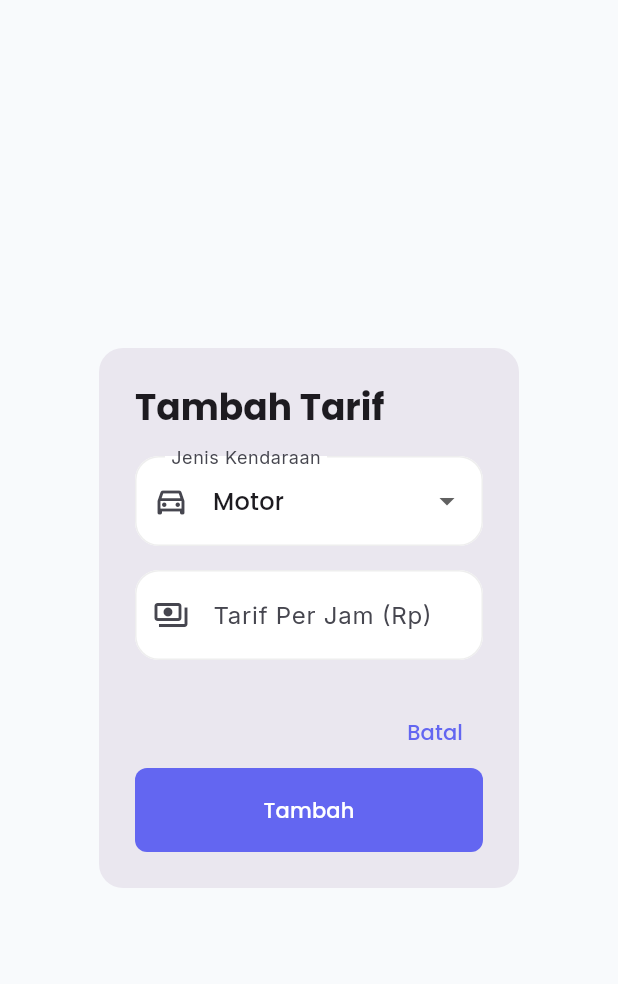
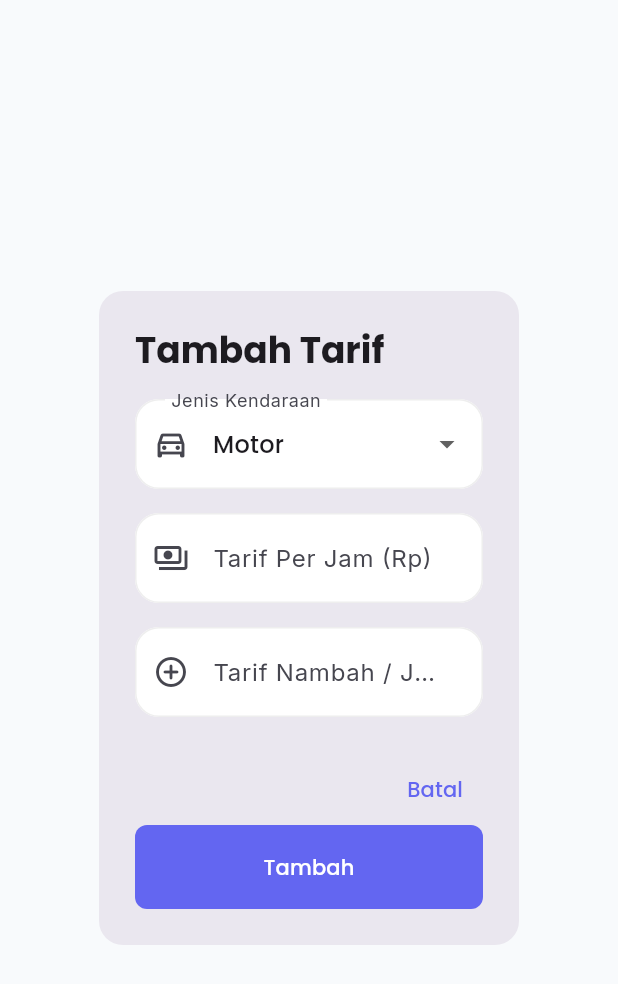
Before and after one commit to Asyrof12/frontend_parkir, a Flutter app: the TarifFormDialog widget shown alone on an empty page, opened directly with empty values, on a phone screen of 412 x 824 dp. Shown: the top 984 px of the screen. Run offline on Flutter 3.47's test engine with Material 3 defaults, Android fonts, the phone set to English and light mode, and no system bars; our stand-ins replace flutter_animate, google_fonts, pdf, printing, shared_preferences; accounts and stored records are empty; network calls fail.

Commit message:
fix tarif petugas

```diff
--- a/lib/models/tarif_model.dart
+++ b/lib/models/tarif_model.dart
@@ -2,11 +2,13 @@ class TarifModel {
   final int idTarif;
   final String jenisKendaraan;
   final int tarifPerJam;
+  final int tarifNambah;
 
   TarifModel({
     required this.idTarif,
     required this.jenisKendaraan,
     required this.tarifPerJam,
+    required this.tarifNambah,
   });
 
   factory TarifModel.fromJson(Map<String, dynamic> json) {
@@ -29,6 +31,9 @@ class TarifModel {
       tarifPerJam: parseInt(
         json['tarif_per_jam'] ?? json['tarifPerJam'] ?? json['tarif'],
       ),
+      tarifNambah: parseInt(
+        json['tarif_nambah'] ?? json['tarifNambah'] ?? 0,
+      ),
     );
   }
 
@@ -37,6 +42,7 @@ class TarifModel {
       'id_tarif': idTarif,
       'jenis_kendaraan': jenisKendaraan,
       'tarif_per_jam': tarifPerJam,
+      'tarif_nambah': tarifNambah,
     };
   }
 
--- a/lib/screens/admin/tarif_management_screen.dart
+++ b/lib/screens/admin/tarif_management_screen.dart
@@ -193,13 +193,25 @@ class _TarifManagementScreenState extends State<TarifManagementScreen> {
                               ),
                               subtitle: Padding(
                                 padding: const EdgeInsets.only(top: 4),
-                                child: Text(
-                                  '${tarif.formattedTarif}/jam',
-                                  style: TextStyle(
-                                    color: AppColors.primary,
-                                    fontWeight: FontWeight.w600,
-                                    fontSize: 15,
-                                  ),
+                                child: Column(
+                                  crossAxisAlignment: CrossAxisAlignment.start,
+                                  children: [
+                                    Text(
+                                      'Awal: ${tarif.formattedTarif}',
+                                      style: TextStyle(
+                                        color: AppColors.primary,
+                                        fontWeight: FontWeight.w600,
+                                        fontSize: 14,
+                                      ),
+                                    ),
+                                    Text(
+                                      'Nambah: Rp ${tarif.tarifNambah}/jam',
+                                      style: const TextStyle(
+                                        color: Colors.grey,
+                                        fontSize: 12,
+                                      ),
+                                    ),
+                                  ],
                                 ),
                               ),
                               trailing: PopupMenuButton(
@@ -263,6 +275,7 @@ class _TarifFormDialogState extends State<TarifFormDialog> {
   final _formKey = GlobalKey<FormState>();
   String? _selectedJenis;
   late TextEditingController _tarifController;
+  late TextEditingController _nambahController;
   bool _isLoading = false;
 
   @override
@@ -271,6 +284,9 @@ class _TarifFormDialogState extends State<TarifFormDialog> {
 
     _tarifController = TextEditingController(
       text: widget.tarif?.tarifPerJam.toString() ?? '',
+    );
+    _nambahController = TextEditingController(
+      text: widget.tarif?.tarifNambah.toString() ?? '',
     );
 
     if (widget.tarif != null) {
@@ -288,6 +304,7 @@ class _TarifFormDialogState extends State<TarifFormDialog> {
   @override
   void dispose() {
     _tarifController.dispose();
+    _nambahController.dispose();
     super.dispose();
   }
 
@@ -305,6 +322,7 @@ class _TarifFormDialogState extends State<TarifFormDialog> {
     final data = {
       'jenis_kendaraan': _selectedJenis,
       'tarif_per_jam': int.parse(_tarifController.text),
+      'tarif_nambah': int.parse(_nambahController.text),
     };
 
     final result = widget.tarif == null
@@ -388,6 +406,21 @@ class _TarifFormDialogState extends State<TarifFormDialog> {
               validator: (value) =>
                   FormValidators.positiveNumber(value, 'Tarif'),
             ),
+            const SizedBox(height: 16),
+            TextFormField(
+              controller: _nambahController,
+              decoration: InputDecoration(
+                labelText: 'Tarif Nambah / Jam (Rp)',
+                prefixIcon: const Icon(Icons.add_circle_outline_rounded),
+                hintText: 'Contoh: 1000',
+                border: OutlineInputBorder(
+                  borderRadius: BorderRadius.circular(8),
+                ),
+              ),
+              keyboardType: TextInputType.number,
+              validator: (value) =>
+                  FormValidators.positiveNumber(value, 'Tarif Nambah'),
+            ),
           ],
         ),
       ),
```
Also changed, not shown: lib/models/transaksi_model.dart (+7 -2 lines), lib/screens/petugas/transaction_screen.dart (+12 -14 lines), lib/services/struk_service.dart (+8 -3 lines).
